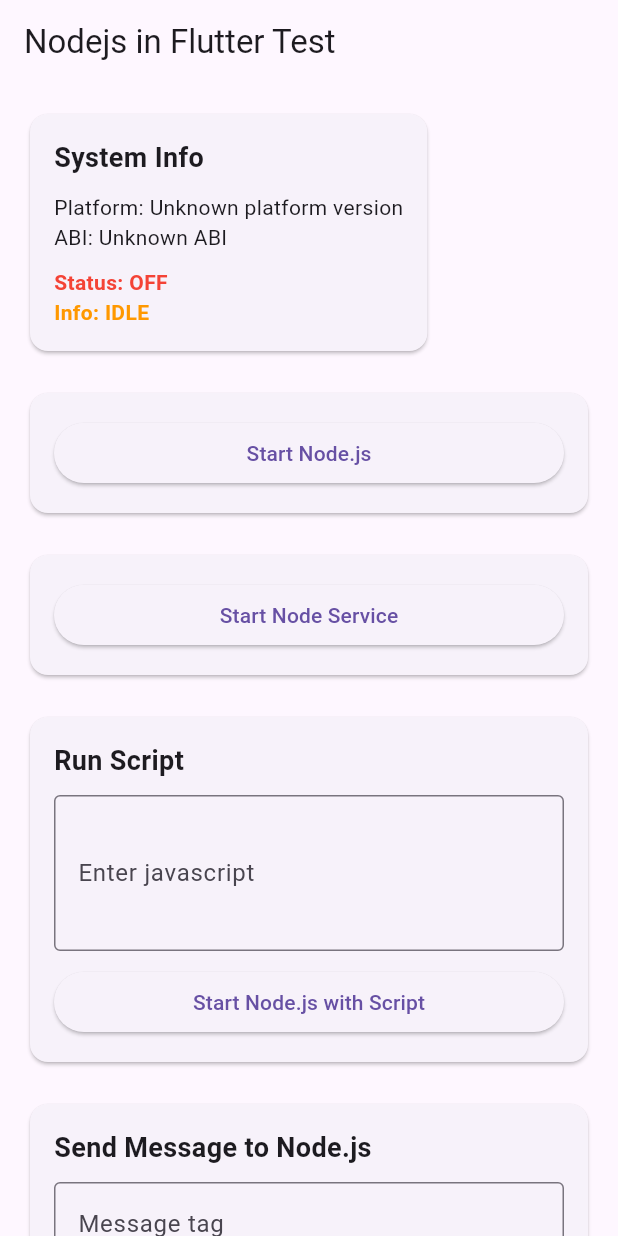
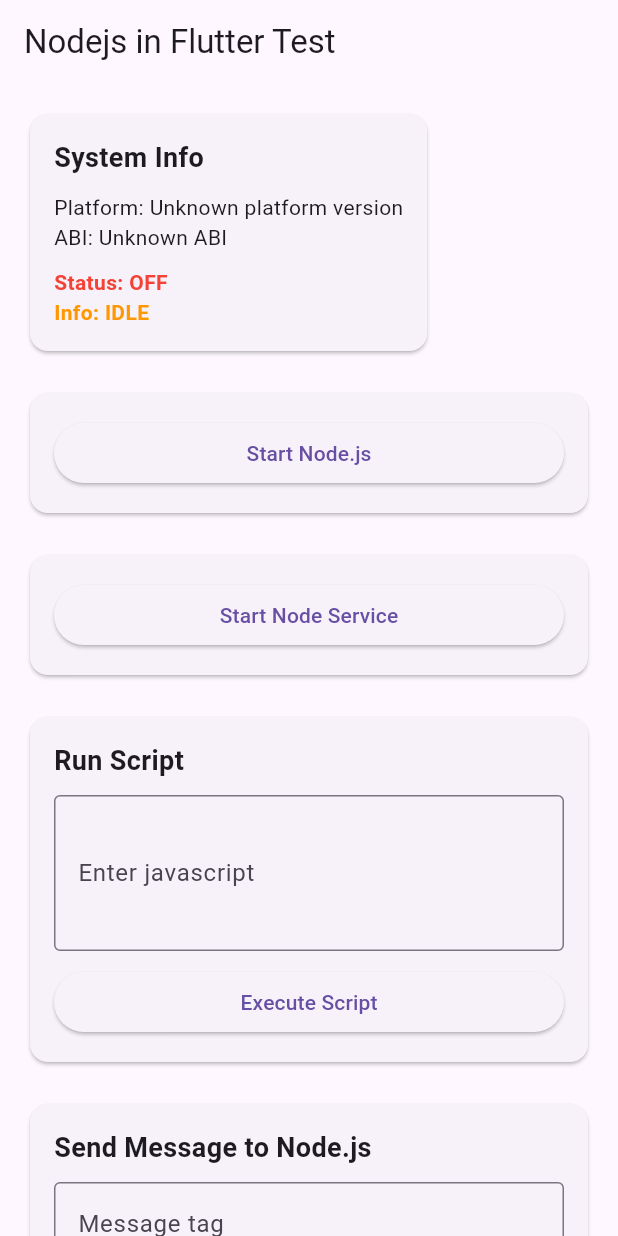
Before and after one commit to binbard/node_flutter, a Flutter app: the screen it shows after launch, on a phone screen of 412 x 824 dp. Run offline on Flutter 3.47's test engine with Material 3 defaults, Android fonts, the phone set to English and light mode, and no system bars; our stand-ins replace logger, plugin_platform_interface.

```diff
--- a/example/lib/main.dart
+++ b/example/lib/main.dart
@@ -297,7 +297,7 @@ class _MyAppState extends State<MyApp> {
               width: double.infinity,
               child: ElevatedButton(
                 onPressed: _execNodeWithScript,
-                child: const Text('Start Node.js with Script'),
+                child: const Text('Execute Script'),
               ),
             ),
           ],
--- a/pubspec.yaml
+++ b/pubspec.yaml
@@ -1,6 +1,6 @@
 name: node_flutter
 description: "Run a full Node.js runtime inside Flutter — with a powerful communication bridge between Dart and Node.js."
-version: 0.0.3
+version: 0.0.4
 homepage: https://github.com/binbard/node_flutter
 
 environment:
```
Also changed, not shown: example/pubspec.lock, 4 other files.
